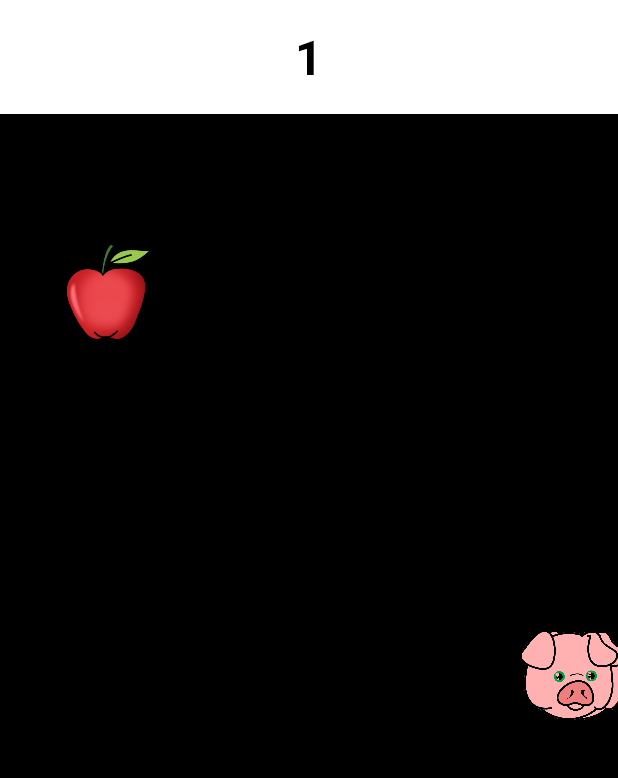
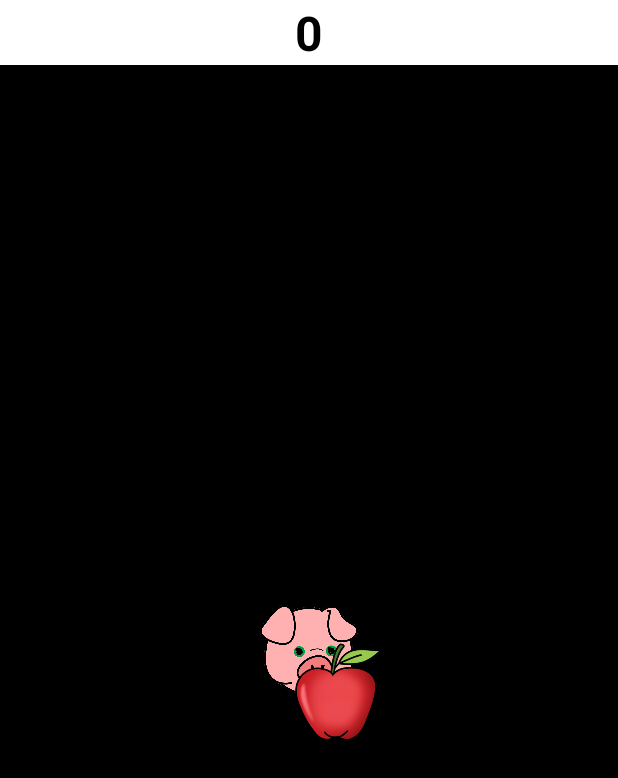
Before and after one commit to MariusLD/PROJETPROGM, an Android app built with Jetpack Compose: the SnakeWithoutSnake screen opened directly, with no data from a screen before it, on a phone screen of 412 x 824 dp. Shown: the top 778 px of the screen. Run offline under Robolectric (Android 15) with nearby library versions, the phone set to English and light mode, and no system bars.

Commit message:
Fix vertical movement and board

```diff
--- a/app/src/main/java/com/example/progmprojet/SnakeWithoutSnake.kt
+++ b/app/src/main/java/com/example/progmprojet/SnakeWithoutSnake.kt
@@ -2,6 +2,8 @@ package com.example.progmprojet
 
 import android.annotation.SuppressLint
 import android.content.Context
+import android.graphics.Rect
+import android.graphics.RectF
 import android.hardware.Sensor
 import android.hardware.SensorEvent
 import android.hardware.SensorEventListener
@@ -23,7 +25,7 @@ class SnakeWithoutSnake : AppCompatActivity() {
         super.onCreate(savedInstanceState)
         setContentView(R.layout.activity_snake_without_snake)
         val score = findViewById<TextView>(R.id.score)
-        val map = findViewById<RelativeLayout>(R.id.board)
+        val board = findViewById<RelativeLayout>(R.id.board)
         val food = ImageView(this)
         val pig = ImageView(this)
         val tracking = mutableListOf(pig)
@@ -35,7 +37,12 @@ class SnakeWithoutSnake : AppCompatActivity() {
             100,
             100
         )
-        map.addView(pig)
+        val centerX = board.width / 2 - pig.width / 2
+        val centerY = board.height / 2 - pig.height / 2
+        pig.translationX = centerX.toFloat()
+        pig.translationY = centerY.toFloat()
+
+        board.addView(pig)
         tracking.add(pig)
         var snakeX = pig.x
         var snakeY = pig.y
@@ -45,7 +52,7 @@ class SnakeWithoutSnake : AppCompatActivity() {
             100,
             100
         )
-        map.addView(food)
+        board.addView(food)
         val random = Random()
         val randomX = random.nextInt(801) - 400
         val randomY = random.nextInt(801) - 400
@@ -66,7 +73,7 @@ class SnakeWithoutSnake : AppCompatActivity() {
                     100,
                     100
                 )
-                map.addView(newPig)
+                board.addView(newPig)
                 tracking.add(newPig)
 
                 // On génère alors une nouvelle pomme
@@ -83,17 +90,30 @@ class SnakeWithoutSnake : AppCompatActivity() {
 
         val runnable = object : Runnable {
             override fun run() {
+                println(snakeY)
                 // On update la position du corps, sauf la tête évidemment
                 for (i in tracking.size - 1 downTo 1) {
                     tracking[i].x = tracking[i - 1].x
                     tracking[i].y = tracking[i - 1].y
                 }
+                // Get the bounds of the board view in screen coordinates
+                val boardBounds = Rect()
+                board.getGlobalVisibleRect(boardBounds)
 
+                // Set the limits of the map based on the bounds of the board view
+                val map = RectF(
+                    boardBounds.left.toFloat(),
+                    boardBounds.top.toFloat(),
+                    boardBounds.right.toFloat(),
+                    boardBounds.bottom.toFloat()
+                )
+
+                // Use the map limits in your code
                 when (currentDirection) {
                     "up" -> {
                         snakeY -= 10
-                        if (snakeY > map.top) {
-                            snakeY = map.top.toFloat()
+                        if (snakeY < -(board.height/2)+score.height) {
+                            snakeY = (-(board.height/2)+score.height).toFloat()
                             currentDirection = "pause"
                             println("Game Over")
                         }
@@ -101,20 +121,17 @@ class SnakeWithoutSnake : AppCompatActivity() {
                     }
                     "down" -> {
                         snakeY += 10
-                        println(snakeX)
-                        if (snakeY < map.bottom) {
-                            snakeY = map.bottom.toFloat()
+                        if (snakeY > (board.height/2)+score.height) {
+                            snakeY = ((board.height/2)+score.height).toFloat()
                             currentDirection = "pause"
                             println("Game Over")
                         }
                         pig.translationY = snakeY
                     }
-                    //Quand on penche le portable à droite, il va à gauche, et snakeX va dans les négatifs
                     "left" -> {
-                        snakeX -= 10
-                        println(snakeX)
-                        if (snakeX > map.right) {
-                            snakeX = map.right.toFloat()
+                        snakeX += 10
+                        if (snakeX < -(board.width/2)) {
+                            snakeX = (board.width/2).toFloat()
                             currentDirection = "pause"
                             println("Game Over")
                         }
@@ -122,19 +139,20 @@ class SnakeWithoutSnake : AppCompatActivity() {
                     }
                     "right" -> {
                         snakeX += 10
-                        if (snakeX < map.left) {
-                            snakeX = map.left.toFloat()
+                        snakeX -= 10
+                        if (snakeX > board.width/2) {
+                            snakeX = (-(board.width/2)).toFloat()
                             currentDirection = "pause"
                             println("Game Over")
                         }
                         pig.translationX = snakeX
                     }
-
                     "pause" -> {
                         snakeX += 0
                         pig.translationX = snakeX
                     }
                 }
+
                 checkFoodCollision()
                 handler.postDelayed(this, delayMillis.toLong())
             }
--- a/app/src/main/res/layout/activity_snake_without_snake.xml
+++ b/app/src/main/res/layout/activity_snake_without_snake.xml
@@ -9,7 +9,7 @@ android:orientation="vertical">
     <TextView
         android:id="@+id/score"
         android:layout_width="match_parent"
-        android:layout_height="76dp"
+        android:layout_height="wrap_content"
         android:gravity="center"
         android:text="0"
         android:textColor="#000000"
@@ -19,7 +19,8 @@ android:orientation="vertical">
     <RelativeLayout
         android:id="@+id/board"
         android:layout_width="match_parent"
-        android:layout_height="match_parent"
+        android:layout_height="0dp"
+        android:layout_weight="1"
         android:background="@color/black"
         android:gravity="center"
         tools:ignore="MissingConstraints">
```
